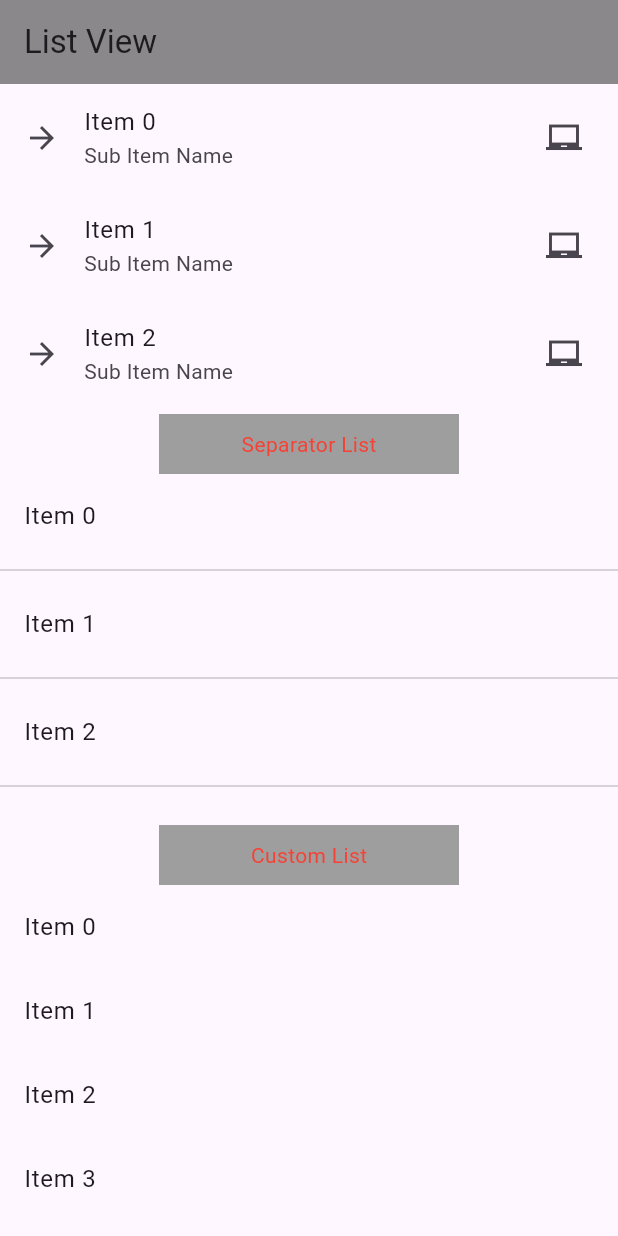
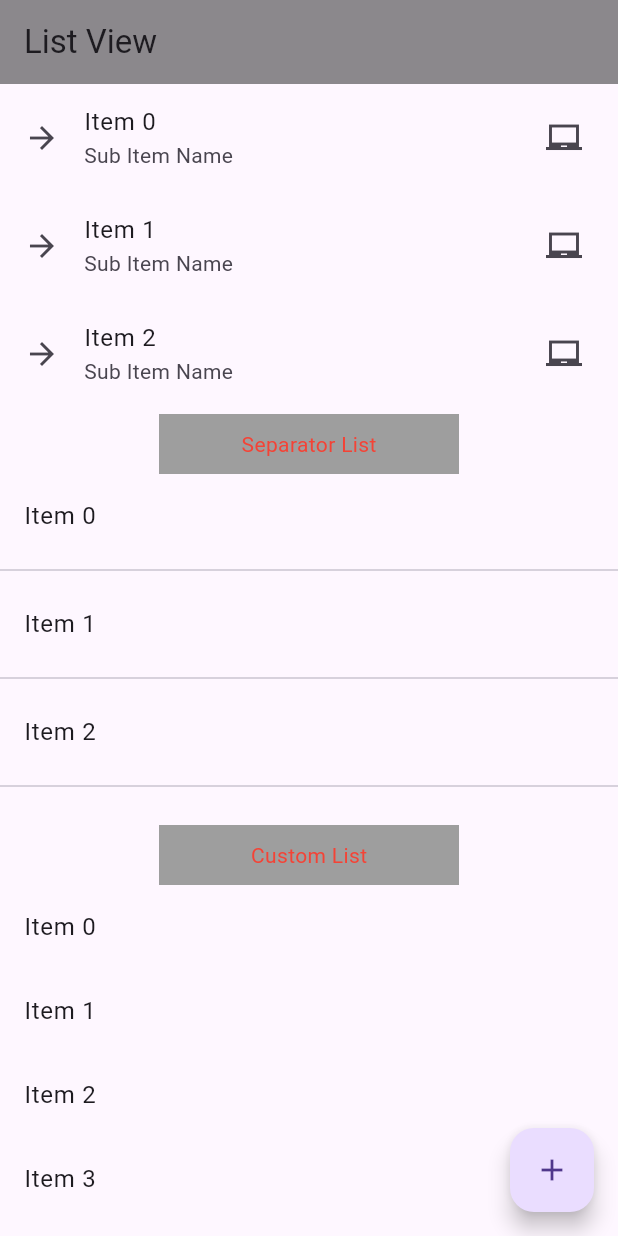
Before and after one commit to krishansharma11/40DaysOfFlutter, a Flutter app: the screen it shows after launch, on a phone screen of 412 x 824 dp. Run offline on Flutter 3.47's test engine with Material 3 defaults, Android fonts, the phone set to English and light mode, and no system bars; missing offline and left inert: dart:ffi.

Commit message:
floadting action button adding

```diff
--- a/lib/main.dart
+++ b/lib/main.dart
@@ -71,9 +71,9 @@ class MyListViewClass extends StatelessWidget {
               style: TextStyle(color: Colors.red),
             ),
           ),
-                Expanded(child: ListView.custom(
-                  childrenDelegate:
-                      SliverChildBuilderDelegate((context, index) {
+          Expanded(
+            child: ListView.custom(
+              childrenDelegate: SliverChildBuilderDelegate((context, index) {
                 return (ListTile(
                   title: (Text("Item $index")),
                   onTap: () {
@@ -81,8 +81,17 @@ class MyListViewClass extends StatelessWidget {
                   },
                 ));
               }),
-                )),
+            ),
+          ),
         ],
-            )));
+      ),
+      floatingActionButton: FloatingActionButton(
+        onPressed: () {
+          print("Add item");
+        },
+        child: Icon(Icons.add),
+        tooltip: ("Add More Items"),
+      ),
+    ));
   }
 }
```
Lines whose indentation alone changed are shown as unchanged.
